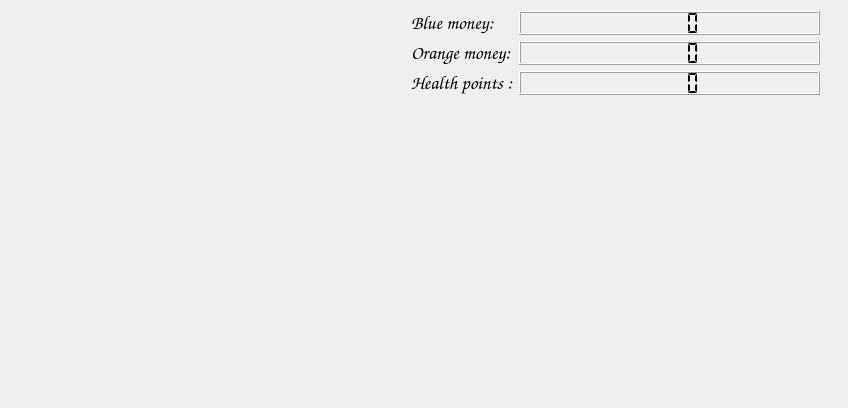
First picture: the form in AdvanceWars/mainwindow.ui, repository ulb-be-pauleroy/QtCuteSmart_Advance_Wars, before the edit.
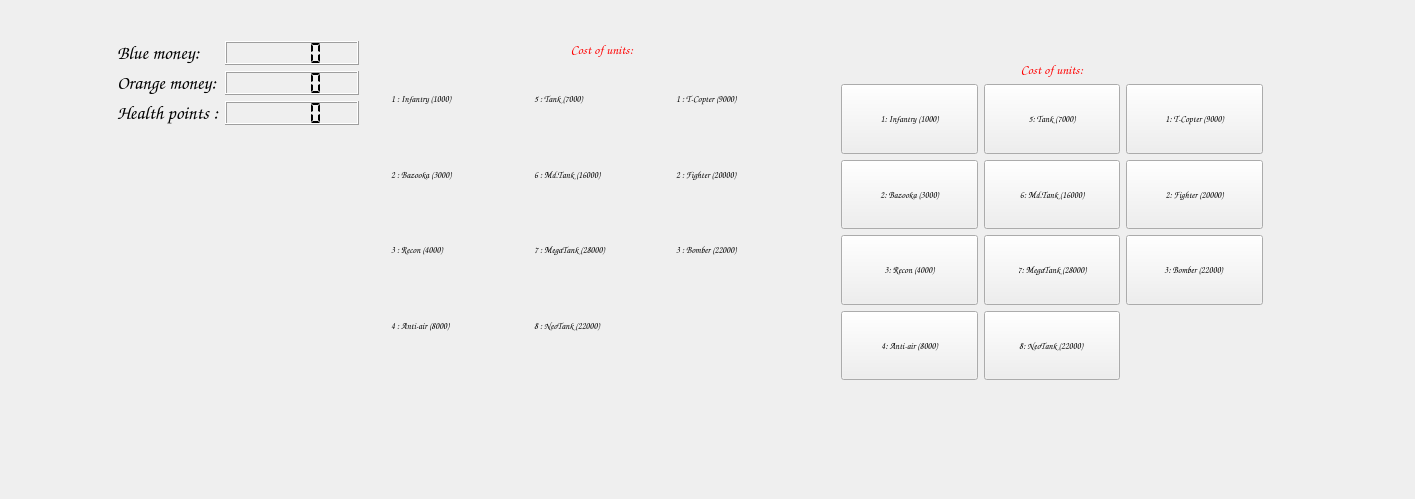
Second picture: the form after the edit.

Commit message: Implements buttons for choice of unit on mainWindow

Diff of the .ui file:
```diff
--- a/AdvanceWars/mainwindow.ui
+++ b/AdvanceWars/mainwindow.ui
@@ -6,63 +6,26 @@
    <rect>
     <x>0</x>
     <y>0</y>
-    <width>848</width>
-    <height>408</height>
+    <width>1415</width>
+    <height>499</height>
    </rect>
   </property>
   <property name="windowTitle">
    <string>MainWindow</string>
   </property>
   <widget class="QWidget" name="centralWidget">
-   <widget class="QWidget" name="widget" native="true">
+   <widget class="QWidget" name="InfoLayout" native="true">
     <property name="geometry">
      <rect>
-      <x>400</x>
-      <y>0</y>
-      <width>431</width>
+      <x>100</x>
+      <y>30</y>
+      <width>270</width>
       <height>134</height>
      </rect>
     </property>
-    <layout class="QHBoxLayout" name="horizontalLayout">
-     <item>
-      <layout class="QFormLayout" name="InfoLayout">
-       <item row="0" column="0">
-        <widget class="QLabel" name="label_2">
-         <property name="font">
-          <font>
-           <family>Comic Sans MS</family>
-           <pointsize>14</pointsize>
-           <weight>75</weight>
-           <bold>true</bold>
-          </font>
-         </property>
-         <property name="text">
-          <string>Blue money:</string>
-         </property>
-        </widget>
-       </item>
-       <item row="0" column="1">
-        <widget class="QLCDNumber" name="BlueMoneyCounter">
-         <property name="segmentStyle">
-          <enum>QLCDNumber::Flat</enum>
-         </property>
-        </widget>
-       </item>
-       <item row="1" column="0">
-        <widget class="QLabel" name="label_3">
-         <property name="font">
-          <font>
-           <family>Comic Sans MS</family>
-           <pointsize>14</pointsize>
-           <weight>75</weight>
-           <bold>true</bold>
-          </font>
-         </property>
-         <property name="text">
-          <string>Orange money:</string>
-         </property>
-        </widget>
-       </item>
+    <layout class="QFormLayout" name="formLayout">
+     <item row="0" column="1">
+      <layout class="QFormLayout" name="Layout">
        <item row="1" column="1">
         <widget class="QLCDNumber" name="OrangeMoneyCounter">
          <property name="segmentStyle">
@@ -92,6 +55,474 @@
          </property>
          <property name="segmentStyle">
           <enum>QLCDNumber::Flat</enum>
+         </property>
+        </widget>
+       </item>
+       <item row="0" column="1">
+        <widget class="QLCDNumber" name="BlueMoneyCounter">
+         <property name="segmentStyle">
+          <enum>QLCDNumber::Flat</enum>
+         </property>
+        </widget>
+       </item>
+       <item row="1" column="0">
+        <widget class="QLabel" name="label_3">
+         <property name="font">
+          <font>
+           <family>Comic Sans MS</family>
+           <pointsize>14</pointsize>
+           <weight>75</weight>
+           <bold>true</bold>
+          </font>
+         </property>
+         <property name="text">
+          <string>Orange money:</string>
+         </property>
+        </widget>
+       </item>
+       <item row="0" column="0">
+        <widget class="QLabel" name="label_2">
+         <property name="font">
+          <font>
+           <family>Comic Sans MS</family>
+           <pointsize>14</pointsize>
+           <weight>75</weight>
+           <bold>true</bold>
+          </font>
+         </property>
+         <property name="text">
+          <string>Blue money:</string>
+         </property>
+        </widget>
+       </item>
+      </layout>
+     </item>
+    </layout>
+   </widget>
+   <widget class="QWidget" name="UnitCostLayout" native="true">
+    <property name="geometry">
+     <rect>
+      <x>380</x>
+      <y>30</y>
+      <width>444</width>
+      <height>341</height>
+     </rect>
+    </property>
+    <property name="font">
+     <font>
+      <family>Comic Sans MS</family>
+      <pointsize>7</pointsize>
+      <weight>75</weight>
+      <bold>true</bold>
+     </font>
+    </property>
+    <layout class="QVBoxLayout" name="verticalLayout">
+     <item>
+      <widget class="QLabel" name="label_11">
+       <property name="sizePolicy">
+        <sizepolicy hsizetype="Preferred" vsizetype="Fixed">
+         <horstretch>0</horstretch>
+         <verstretch>0</verstretch>
+        </sizepolicy>
+       </property>
+       <property name="font">
+        <font>
+         <pointsize>10</pointsize>
+        </font>
+       </property>
+       <property name="text">
+        <string>&lt;html&gt;&lt;head/&gt;&lt;body&gt;&lt;p&gt;&lt;span style=&quot; color:#ff0000;&quot;&gt;Cost of units:&lt;/span&gt;&lt;/p&gt;&lt;/body&gt;&lt;/html&gt;</string>
+       </property>
+       <property name="alignment">
+        <set>Qt::AlignCenter</set>
+       </property>
+      </widget>
+     </item>
+     <item>
+      <layout class="QGridLayout" name="gridLayout">
+       <item row="3" column="1">
+        <widget class="QLabel" name="label_7">
+         <property name="font">
+          <font>
+           <family>Comic Sans MS</family>
+           <pointsize>7</pointsize>
+           <weight>75</weight>
+           <bold>true</bold>
+          </font>
+         </property>
+         <property name="text">
+          <string>8 : NeoTank (22000) </string>
+         </property>
+        </widget>
+       </item>
+       <item row="2" column="1">
+        <widget class="QLabel" name="label_6">
+         <property name="font">
+          <font>
+           <family>Comic Sans MS</family>
+           <pointsize>7</pointsize>
+           <weight>75</weight>
+           <bold>true</bold>
+          </font>
+         </property>
+         <property name="text">
+          <string>7 : MegaTank (28000)</string>
+         </property>
+        </widget>
+       </item>
+       <item row="1" column="1">
+        <widget class="QLabel" name="label_5">
+         <property name="font">
+          <font>
+           <family>Comic Sans MS</family>
+           <pointsize>7</pointsize>
+           <weight>75</weight>
+           <bold>true</bold>
+          </font>
+         </property>
+         <property name="text">
+          <string>6 : Md.Tank (16000)</string>
+         </property>
+        </widget>
+       </item>
+       <item row="1" column="2">
+        <widget class="QLabel" name="label_9">
+         <property name="font">
+          <font>
+           <pointsize>7</pointsize>
+          </font>
+         </property>
+         <property name="text">
+          <string>2 : Fighter (20000)</string>
+         </property>
+        </widget>
+       </item>
+       <item row="0" column="2">
+        <widget class="QLabel" name="label_8">
+         <property name="font">
+          <font>
+           <pointsize>7</pointsize>
+          </font>
+         </property>
+         <property name="text">
+          <string>1 : T-Copter (9000)</string>
+         </property>
+        </widget>
+       </item>
+       <item row="0" column="1">
+        <widget class="QLabel" name="label_4">
+         <property name="font">
+          <font>
+           <family>Comic Sans MS</family>
+           <pointsize>7</pointsize>
+           <weight>75</weight>
+           <bold>true</bold>
+          </font>
+         </property>
+         <property name="text">
+          <string>5 : Tank (7000)</string>
+         </property>
+        </widget>
+       </item>
+       <item row="2" column="2">
+        <widget class="QLabel" name="label_10">
+         <property name="font">
+          <font>
+           <pointsize>7</pointsize>
+          </font>
+         </property>
+         <property name="text">
+          <string>3 : Bomber (22000) </string>
+         </property>
+        </widget>
+       </item>
+       <item row="1" column="0">
+        <widget class="QLabel" name="BazookaLabel">
+         <property name="font">
+          <font>
+           <family>Comic Sans MS</family>
+           <pointsize>7</pointsize>
+           <weight>75</weight>
+           <bold>true</bold>
+          </font>
+         </property>
+         <property name="text">
+          <string>2 : Bazooka (3000)</string>
+         </property>
+        </widget>
+       </item>
+       <item row="2" column="0">
+        <widget class="QLabel" name="ReconLabel">
+         <property name="font">
+          <font>
+           <family>Comic Sans MS</family>
+           <pointsize>7</pointsize>
+           <weight>75</weight>
+           <bold>true</bold>
+          </font>
+         </property>
+         <property name="text">
+          <string>3 : Recon (4000)</string>
+         </property>
+        </widget>
+       </item>
+       <item row="3" column="0">
+        <widget class="QLabel" name="TankLabel">
+         <property name="font">
+          <font>
+           <family>Comic Sans MS</family>
+           <pointsize>7</pointsize>
+           <weight>75</weight>
+           <bold>true</bold>
+          </font>
+         </property>
+         <property name="text">
+          <string>4 : Anti-air (8000)</string>
+         </property>
+        </widget>
+       </item>
+       <item row="0" column="0">
+        <widget class="QLabel" name="InfantryLabel">
+         <property name="font">
+          <font>
+           <family>Comic Sans MS</family>
+           <pointsize>7</pointsize>
+           <weight>75</weight>
+           <bold>true</bold>
+          </font>
+         </property>
+         <property name="text">
+          <string>1 : Infantry (1000)</string>
+         </property>
+        </widget>
+       </item>
+      </layout>
+     </item>
+    </layout>
+   </widget>
+   <widget class="QWidget" name="UnitCostLayout_2" native="true">
+    <property name="geometry">
+     <rect>
+      <x>830</x>
+      <y>50</y>
+      <width>444</width>
+      <height>341</height>
+     </rect>
+    </property>
+    <property name="sizePolicy">
+     <sizepolicy hsizetype="Expanding" vsizetype="MinimumExpanding">
+      <horstretch>0</horstretch>
+      <verstretch>0</verstretch>
+     </sizepolicy>
+    </property>
+    <property name="font">
+     <font>
+      <family>Comic Sans MS</family>
+      <pointsize>7</pointsize>
+      <weight>75</weight>
+      <bold>true</bold>
+     </font>
+    </property>
+    <property name="layoutDirection">
+     <enum>Qt::LeftToRight</enum>
+    </property>
+    <layout class="QVBoxLayout" name="verticalLayout_2">
+     <item>
+      <widget class="QLabel" name="label_12">
+       <property name="sizePolicy">
+        <sizepolicy hsizetype="Preferred" vsizetype="Fixed">
+         <horstretch>0</horstretch>
+         <verstretch>0</verstretch>
+        </sizepolicy>
+       </property>
+       <property name="font">
+        <font>
+         <pointsize>10</pointsize>
+        </font>
+       </property>
+       <property name="text">
+        <string>&lt;html&gt;&lt;head/&gt;&lt;body&gt;&lt;p&gt;&lt;span style=&quot; color:#ff0000;&quot;&gt;Cost of units:&lt;/span&gt;&lt;/p&gt;&lt;/body&gt;&lt;/html&gt;</string>
+       </property>
+       <property name="alignment">
+        <set>Qt::AlignCenter</set>
+       </property>
+      </widget>
+     </item>
+     <item>
+      <layout class="QGridLayout" name="gridLayout_2">
+       <item row="0" column="1">
+        <widget class="QPushButton" name="TankButton">
+         <property name="sizePolicy">
+          <sizepolicy hsizetype="Expanding" vsizetype="MinimumExpanding">
+           <horstretch>0</horstretch>
+           <verstretch>0</verstretch>
+          </sizepolicy>
+         </property>
+         <property name="layoutDirection">
+          <enum>Qt::LeftToRight</enum>
+         </property>
+         <property name="text">
+          <string>5: Tank (7000)</string>
+         </property>
+        </widget>
+       </item>
+       <item row="3" column="0">
+        <widget class="QPushButton" name="AntiAirButton">
+         <property name="sizePolicy">
+          <sizepolicy hsizetype="Expanding" vsizetype="MinimumExpanding">
+           <horstretch>0</horstretch>
+           <verstretch>0</verstretch>
+          </sizepolicy>
+         </property>
+         <property name="layoutDirection">
+          <enum>Qt::LeftToRight</enum>
+         </property>
+         <property name="text">
+          <string>4: Anti-air (8000)</string>
+         </property>
+        </widget>
+       </item>
+       <item row="2" column="0">
+        <widget class="QPushButton" name="ReconButton">
+         <property name="sizePolicy">
+          <sizepolicy hsizetype="Expanding" vsizetype="MinimumExpanding">
+           <horstretch>0</horstretch>
+           <verstretch>0</verstretch>
+          </sizepolicy>
+         </property>
+         <property name="layoutDirection">
+          <enum>Qt::LeftToRight</enum>
+         </property>
+         <property name="text">
+          <string>3: Recon (4000)</string>
+         </property>
+        </widget>
+       </item>
+       <item row="0" column="0">
+        <widget class="QPushButton" name="InfantryButton">
+         <property name="sizePolicy">
+          <sizepolicy hsizetype="Expanding" vsizetype="MinimumExpanding">
+           <horstretch>0</horstretch>
+           <verstretch>0</verstretch>
+          </sizepolicy>
+         </property>
+         <property name="layoutDirection">
+          <enum>Qt::LeftToRight</enum>
+         </property>
+         <property name="text">
+          <string>1: Infantry (1000)</string>
+         </property>
+        </widget>
+       </item>
+       <item row="1" column="0">
+        <widget class="QPushButton" name="BazookaButton">
+         <property name="sizePolicy">
+          <sizepolicy hsizetype="Expanding" vsizetype="MinimumExpanding">
+           <horstretch>0</horstretch>
+           <verstretch>0</verstretch>
+          </sizepolicy>
+         </property>
+         <property name="layoutDirection">
+          <enum>Qt::LeftToRight</enum>
+         </property>
+         <property name="text">
+          <string>2: Bazooka (3000)</string>
+         </property>
+        </widget>
+       </item>
+       <item row="0" column="2">
+        <widget class="QPushButton" name="TCopterButton">
+         <property name="sizePolicy">
+          <sizepolicy hsizetype="Expanding" vsizetype="MinimumExpanding">
+           <horstretch>0</horstretch>
+           <verstretch>0</verstretch>
+          </sizepolicy>
+         </property>
+         <property name="layoutDirection">
+          <enum>Qt::LeftToRight</enum>
+         </property>
+         <property name="text">
+          <string>1: T-Copter (9000)</string>
+         </property>
+        </widget>
+       </item>
+       <item row="1" column="1">
+        <widget class="QPushButton" name="MdTankButton">
+         <property name="sizePolicy">
+          <sizepolicy hsizetype="Expanding" vsizetype="MinimumExpanding">
+           <horstretch>0</horstretch>
+           <verstretch>0</verstretch>
+          </sizepolicy>
+         </property>
+         <property name="layoutDirection">
+          <enum>Qt::LeftToRight</enum>
+         </property>
+         <property name="text">
+          <string>6: Md.Tank (16000)</string>
+         </property>
+        </widget>
+       </item>
+       <item row="2" column="1">
+        <widget class="QPushButton" name="MegaTankButton">
+         <property name="sizePolicy">
+          <sizepolicy hsizetype="Expanding" vsizetype="MinimumExpanding">
+           <horstretch>0</horstretch>
+           <verstretch>0</verstretch>
+          </sizepolicy>
+         </property>
+         <property name="layoutDirection">
+          <enum>Qt::LeftToRight</enum>
+         </property>
+         <property name="text">
+          <string>7: MegaTank (28000)</string>
+         </property>
+        </widget>
+       </item>
+       <item row="3" column="1">
+        <widget class="QPushButton" name="NeoTankButton">
+         <property name="sizePolicy">
+          <sizepolicy hsizetype="Expanding" vsizetype="MinimumExpanding">
+           <horstretch>0</horstretch>
+           <verstretch>0</verstretch>
+          </sizepolicy>
+         </property>
+         <property name="layoutDirection">
+          <enum>Qt::LeftToRight</enum>
+         </property>
+         <property name="text">
+          <string>8: NeoTank (22000) </string>
+         </property>
+        </widget>
+       </item>
+       <item row="1" column="2">
+        <widget class="QPushButton" name="FighterButton">
+         <property name="sizePolicy">
+          <sizepolicy hsizetype="Expanding" vsizetype="MinimumExpanding">
+           <horstretch>0</horstretch>
+           <verstretch>0</verstretch>
+          </sizepolicy>
+         </property>
+         <property name="layoutDirection">
+          <enum>Qt::LeftToRight</enum>
+         </property>
+         <property name="text">
+          <string>2: Fighter (20000)</string>
+         </property>
+        </widget>
+       </item>
+       <item row="2" column="2">
+        <widget class="QPushButton" name="BomberButton">
+         <property name="sizePolicy">
+          <sizepolicy hsizetype="Expanding" vsizetype="MinimumExpanding">
+           <horstretch>0</horstretch>
+           <verstretch>0</verstretch>
+          </sizepolicy>
+         </property>
+         <property name="layoutDirection">
+          <enum>Qt::LeftToRight</enum>
+         </property>
+         <property name="text">
+          <string>3: Bomber (22000) </string>
          </property>
         </widget>
        </item>
```
The commit also changes 2 other files.
